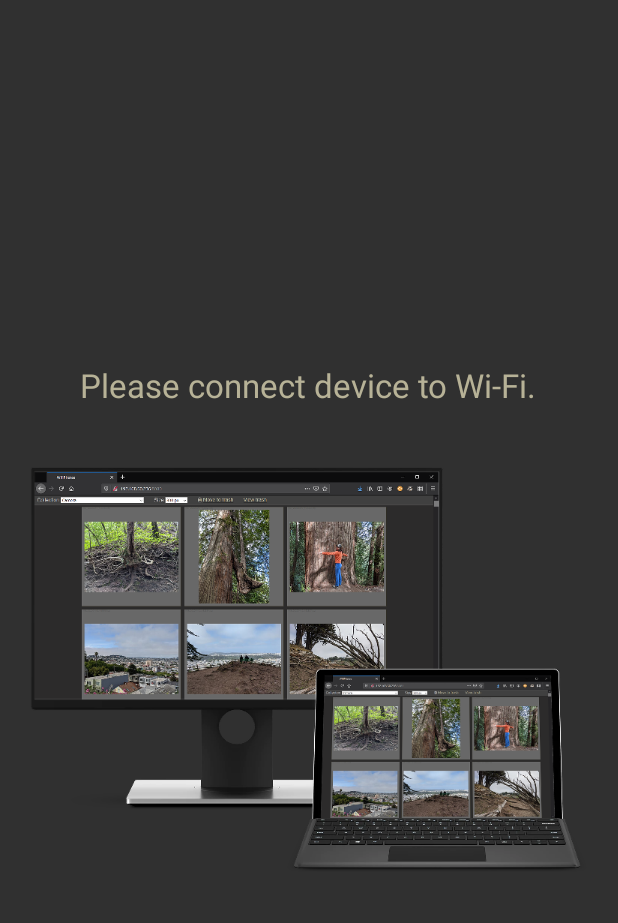
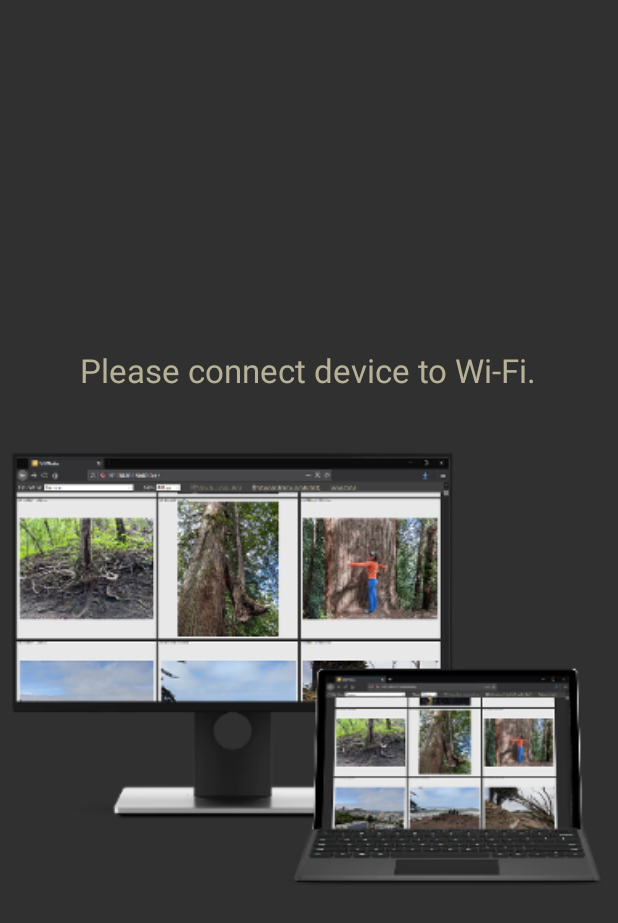
Before and after one commit to allanrbo/wifiphotos, an Android app: the screen it shows after launch (MainActivity), on a phone screen of 412 x 824 dp. Shown: the top 923 px of the screen. Run offline under Robolectric (Android 15) with nearby library versions, the phone set to English and light mode, and no system bars; libraries missing offline, so code that uses them is left out: com.jakewharton.disklrucache; 2 statements that could not run were skipped.

Commit message:
new screenshots

```diff
--- a/app/src/main/res/layout/activity_main.xml
+++ b/app/src/main/res/layout/activity_main.xml
@@ -38,8 +38,8 @@
 
     <ImageView
         android:id="@+id/imageView"
-        android:layout_width="wrap_content"
-        android:layout_height="270dp"
-        app:srcCompat="@mipmap/smartmockups_k9fhu81o" />
+        android:layout_width="match_parent"
+        android:layout_height="290dp"
+        app:srcCompat="@mipmap/smartmockups" />
 
 </LinearLayout>
```
Also changed, not shown: app/src/main/res/mipmap-xxxhdpi/smartmockups.png (added), app/src/main/res/mipmap-xxxhdpi/smartmockups_k9fhu81o.png (deleted), 5 other files.
